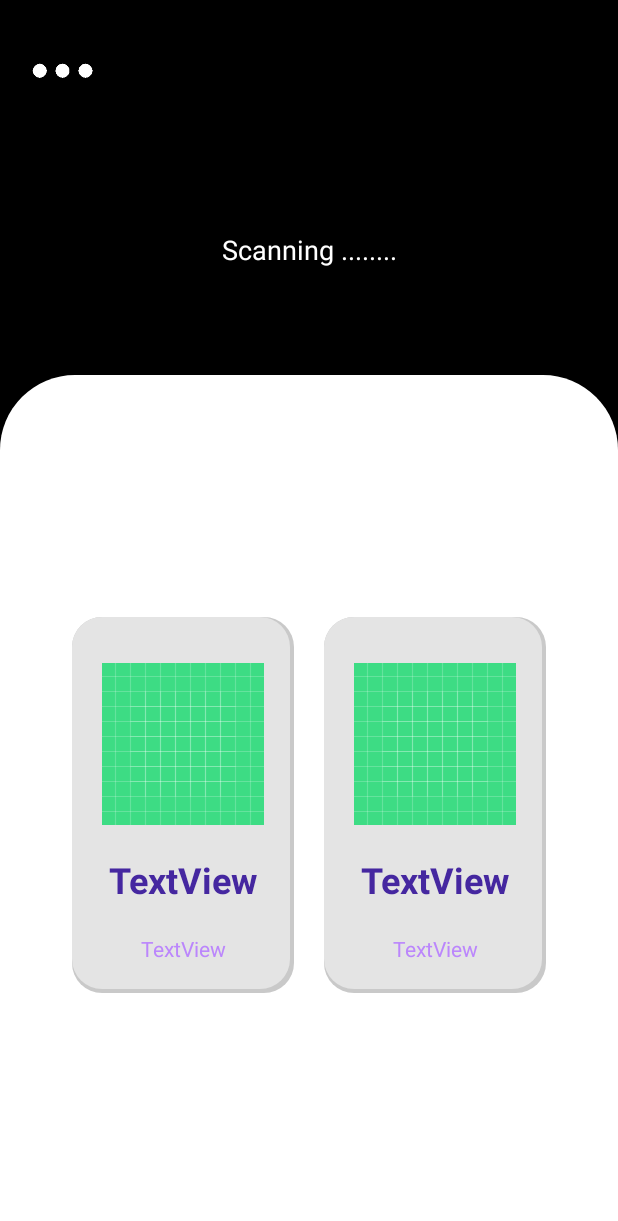
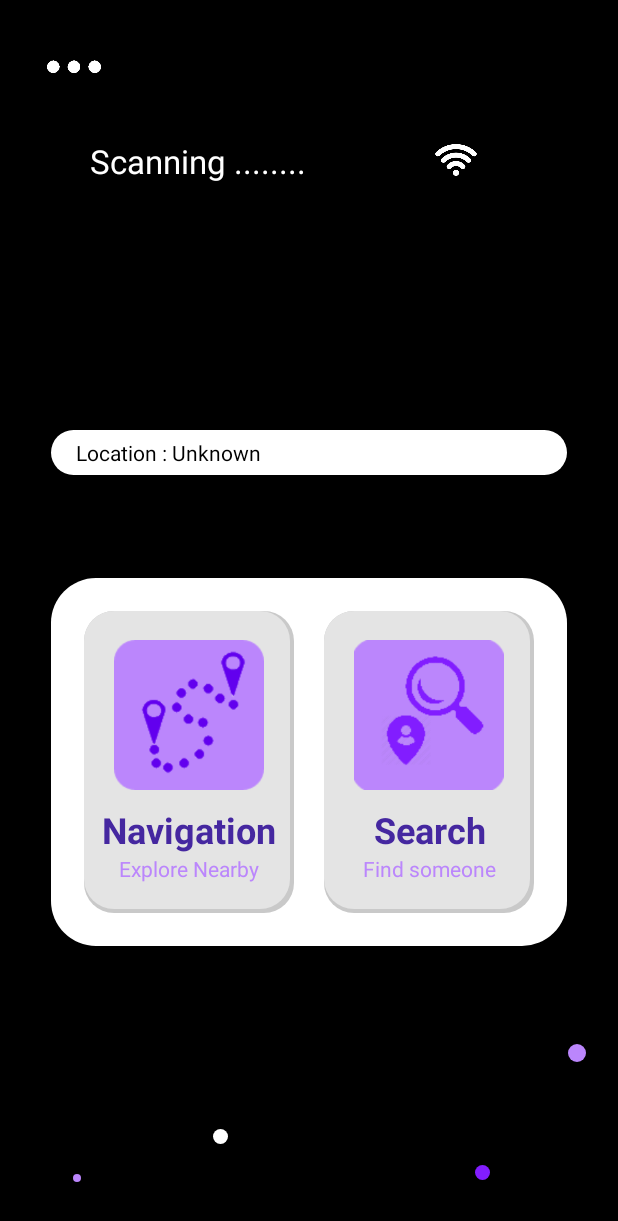
Before and after one commit to Hardik051099/WIPS, an Android app: the User_home screen opened directly, with no data from a screen before it, on a phone screen of 412 x 824 dp. Shown: the top 1221 px of the screen. Run offline under Robolectric (Android 15) with nearby library versions, the phone set to English and light mode, and no system bars.

Commit message:
user_home completed

```diff
--- a/app/src/main/java/com/example/wips/Activities/Login.kt
+++ b/app/src/main/java/com/example/wips/Activities/Login.kt
@@ -19,6 +19,7 @@ import androidx.core.content.ContextCompat
 import com.example.wips.Activities.Admin.Buildings
 import com.example.wips.Activities.Admin.Newbuilding
 import com.example.wips.Activities.User.Search_Place
+import com.example.wips.Activities.User.User_home
 import com.example.wips.R
 import com.google.firebase.auth.FirebaseAuth
 import com.google.firebase.database.DatabaseReference
@@ -89,7 +90,7 @@ class Login : AppCompatActivity() {
         }
 
         dloginuser.setOnClickListener {
-            startActivity(Intent(this@Login, Search_Place::class.java))
+            startActivity(Intent(this@Login, User_home::class.java))
         }
         dloginadmin.setOnClickListener {
             startActivity(Intent(this@Login, Newbuilding::class.java))
--- a/app/src/main/java/com/example/wips/Activities/User/User_home.kt
+++ b/app/src/main/java/com/example/wips/Activities/User/User_home.kt
@@ -1,15 +1,99 @@
 package com.example.wips.Activities.User
 
+import android.annotation.SuppressLint
+import android.graphics.Color
 import androidx.appcompat.app.AppCompatActivity
 import android.os.Bundle
-import android.widget.ImageView
+import android.text.Layout
+import android.util.Log
+import android.view.Gravity
+import android.view.View
+import android.widget.*
+import androidx.core.view.GravityCompat
+import androidx.drawerlayout.widget.DrawerLayout
+import com.example.wips.Activities.Admin.Buildings
+import com.example.wips.Models.Map
 import com.example.wips.R
+import com.example.wips.Utils.Database
+import com.google.android.material.navigation.NavigationView
+import showCustomToast
 
 class User_home : AppCompatActivity() {
 
+    lateinit var card1_img: ImageView
+    lateinit var  card1_title: TextView
+    lateinit var  card1_desc: TextView
+
+    lateinit var card2_img: ImageView
+    lateinit var  card2_title: TextView
+    lateinit var  card2_desc: TextView
+
+    lateinit var database: Database
+
+    lateinit var navimg: ImageView
+    lateinit var navigation_view:NavigationView
+    lateinit var drawer_layout:DrawerLayout
+
+
+    @SuppressLint("WrongConstant")
     override fun onCreate(savedInstanceState: Bundle?) {
         super.onCreate(savedInstanceState)
         setContentView(R.layout.activity_user_home)
 
+        //Following code is for navigation drawer ->
+
+        navimg = findViewById<ImageView>(R.id.navimg)
+        navigation_view = findViewById(R.id.navigation_view)
+        navimg.setOnClickListener {
+            val navDrawer: DrawerLayout = findViewById(R.id.drawerlayout)
+            // If the navigation drawer is not open then open it, if its already open then close it.
+            // If the navigation drawer is not open then open it, if its already open then close it.
+            if (!navDrawer.isDrawerOpen(Gravity.START)) navDrawer.openDrawer(Gravity.START)
+            else navDrawer.closeDrawer(Gravity.END)
+        }
+
+        navigation_view.setNavigationItemSelectedListener{
+            when (it.itemId){
+                R.id.action_changeplace->{}
+                R.id.action_privacy ->{}
+                R.id.action_report ->{}
+                R.id.action_logout ->{
+                    // Multiline action
+                    drawer_layout.setBackgroundColor(Color.RED)
+                }
+
+            }
+            // Close the drawer
+            drawer_layout.closeDrawer(GravityCompat.START)
+            true
+        }
+
+        //Following code is for cards in the activity ->
+
+        val myCard1: View = findViewById(R.id.card1)
+        card1_img = myCard1.findViewById(R.id.card_img) as ImageView
+        card1_title = myCard1.findViewById(R.id.card_head) as TextView
+        card1_desc = myCard1.findViewById(R.id.card_descriptor) as TextView
+        card1_img.setImageResource(R.drawable.cardnav)
+        card1_title.setText("Navigation")
+        card1_desc.setText("Explore Nearby")
+
+        val myCard2: View = findViewById(R.id.card2)
+        card2_img = myCard2.findViewById(R.id.card_img) as ImageView
+        card2_title = myCard2.findViewById(R.id.card_head) as TextView
+        card2_desc = myCard2.findViewById(R.id.card_descriptor) as TextView
+        card2_img.setImageResource(R.drawable.cardfind)
+        card2_title.setText("Search")
+        card2_desc.setText("Find someone")
+
+        database = Database()
+
+        myCard1.setOnClickListener{
+            Toast(this).showCustomToast("Entered Navigation", true, this)
+            database.add_place("Atharva college" , "123")
+            database.add_building("123","Engineering building","0")
+
+        }
+
     }
 }
--- /dev/null
+++ b/app/src/main/java/com/example/wips/Models/Building.java
@@ -0,0 +1,22 @@
+package com.example.wips.Models;
+
+public class Building{
+
+    String building_name ;
+    String buildin_id ;
+    String place_id ;
+
+    public Building(String place_id, String building_name, String buildin_id) {
+        this.place_id = place_id ;
+        this.building_name = building_name;
+        this.buildin_id = buildin_id;
+    }
+
+    public String getPlace_id() { return place_id; }
+    public String getBuilding_name() {
+        return building_name;
+    }
+    public String getBuildin_id() {
+        return buildin_id;
+    }
+}
--- /dev/null
+++ b/app/src/main/java/com/example/wips/Models/Map.java
@@ -0,0 +1,19 @@
+package com.example.wips.Models;
+
+public class Map {
+    String place_name ;
+    String place_id ;
+
+    public Map(String place_name, String place_id) {
+        this.place_name = place_name;
+        this.place_id = place_id;
+    }
+
+    public String getPlace_name() {
+        return place_name;
+    }
+    public String getPlace_id() {
+        return place_id;
+    }
+
+}
--- /dev/null
+++ b/app/src/main/java/com/example/wips/Utils/Database.kt
@@ -0,0 +1,31 @@
+package com.example.wips.Utils
+
+import android.util.Log
+import com.example.wips.Models.Building
+import com.example.wips.Models.Map
+
+lateinit var map: ArrayList<Map>
+lateinit var building: ArrayList<Building>
+
+class Database {
+
+    //Initialization of arraylists
+   init {
+        map = ArrayList<Map>()
+        building = ArrayList<Building>()
+
+   }
+
+    fun add_place(Place_name:String, Place_id: String){
+        map.add(Map(Place_name,Place_id))
+        Log.d("Place",map[0].place_name.toString())
+        Log.d("Place1",map[0].place_id.toString())
+    }
+
+    fun add_building(Place_id: String,Building_name:String,Building_id:String){
+
+        building.add(Building(Place_id,Building_name,Building_id))
+        Log.d("Plac2", building[0].building_name.toString())
+        Log.d("Place3", building[0].buildin_id.toString())
+    }
+}
--- a/app/src/main/res/drawable/background_layout.xml
+++ b/app/src/main/res/drawable/background_layout.xml
@@ -4,8 +4,10 @@
         android:top="2dp"
         android:right="2dp"
         android:bottom="2dp" />
-    <corners android:topLeftRadius="50dp"
-        android:topRightRadius="50dp"/>
+    <corners android:topLeftRadius="30dp"
+        android:topRightRadius="30dp"
+        android:bottomLeftRadius="30dp"
+        android:bottomRightRadius="30dp"/>
 
     <solid android:color="#ffffff" />
 </shape>
--- a/app/src/main/res/layout/activity_user_home.xml
+++ b/app/src/main/res/layout/activity_user_home.xml
@@ -1,143 +1,199 @@
 <?xml version="1.0" encoding="utf-8"?>
-<androidx.constraintlayout.widget.ConstraintLayout xmlns:android="http://schemas.android.com/apk/res/android"
+<androidx.drawerlayout.widget.DrawerLayout xmlns:android="http://schemas.android.com/apk/res/android"
     xmlns:app="http://schemas.android.com/apk/res-auto"
     xmlns:tools="http://schemas.android.com/tools"
     android:layout_width="match_parent"
     android:layout_height="match_parent"
+    android:id="@+id/drawerlayout"
     tools:context=".Activities.User.User_home">
 
-    <androidx.constraintlayout.widget.ConstraintLayout
-        android:id="@+id/primary_layout"
-        android:layout_width="0dp"
-        android:layout_height="250dp"
-        android:background="@color/black"
-        app:layout_constraintBottom_toTopOf="@+id/secondary_layout"
-        app:layout_constraintEnd_toEndOf="parent"
-        app:layout_constraintHorizontal_bias="0.5"
-        app:layout_constraintStart_toStartOf="parent"
-        app:layout_constraintTop_toTopOf="parent">
 
-        <ImageView
-            android:id="@+id/imageView11"
-            android:layout_width="50dp"
-            android:layout_height="70dp"
-            app:layout_constraintBottom_toBottomOf="parent"
-            app:layout_constraintEnd_toEndOf="parent"
-            app:layout_constraintHorizontal_bias="0.044"
-            app:layout_constraintStart_toStartOf="parent"
-            app:layout_constraintTop_toTopOf="parent"
-            app:layout_constraintVertical_bias="0.069"
-            app:srcCompat="@drawable/more" />
-
-        <TextView
-            android:id="@+id/Location"
-            android:layout_width="wrap_content"
-            android:layout_height="wrap_content"
-            android:text="Scanning ........"
-            android:textAppearance="@style/TextAppearance.AppCompat.Medium"
-            android:textColor="#FFFFFF"
-            app:layout_constraintBottom_toBottomOf="parent"
-            app:layout_constraintEnd_toEndOf="parent"
-            app:layout_constraintHorizontal_bias="0.5"
-            app:layout_constraintStart_toStartOf="parent"
-            app:layout_constraintTop_toBottomOf="@+id/imageView11" />
-    </androidx.constraintlayout.widget.ConstraintLayout>
 
     <androidx.constraintlayout.widget.ConstraintLayout
         android:id="@+id/secondary_layout"
         android:layout_width="0dp"
         android:layout_height="0dp"
         android:background="@color/black"
-        app:layout_constraintBottom_toBottomOf="parent"
+        app:layout_constraintBottom_toBottomOf="@id/drawerlayout"
         app:layout_constraintEnd_toEndOf="parent"
-        app:layout_constraintHorizontal_bias="0.5"
+        app:layout_constraintHorizontal_bias="0.0"
         app:layout_constraintStart_toStartOf="parent"
         app:layout_constraintTop_toBottomOf="@+id/primary_layout">
 
-    <!--    <androidx.constraintlayout.widget.ConstraintLayout
-            android:id="@+id/sec_constraint"
-            android:layout_width="match_parent"
-            android:layout_height="match_parent"
-            android:background="@drawable/background_layout"
-            app:layout_constraintBottom_toBottomOf="parent"
-            app:layout_constraintEnd_toEndOf="parent"
-            app:layout_constraintStart_toStartOf="parent"
-            app:layout_constraintTop_toTopOf="parent">
+
 
         <androidx.constraintlayout.widget.ConstraintLayout
-                android:id="@+id/card"
-                android:layout_width="wrap_content"
-                android:layout_height="wrap_content"
-                android:background="@drawable/card_background"
-                android:orientation="vertical"
-                app:layout_constraintBottom_toBottomOf="parent"
-                app:layout_constraintStart_toStartOf="parent"
-                app:layout_constraintTop_toTopOf="parent"
-                app:layout_constraintVertical_bias="0.501">
-
-                <ImageView
-                    android:id="@+id/imageView15"
             android:layout_width="0dp"
             android:layout_height="wrap_content"
-                    android:layout_marginStart="10dp"
-                    android:layout_marginEnd="10dp"
-                    app:layout_constraintBottom_toBottomOf="parent"
-                    app:layout_constraintEnd_toEndOf="parent"
-                    app:layout_constraintStart_toStartOf="parent"
-                    app:layout_constraintTop_toTopOf="parent"
-                    app:layout_constraintVertical_bias="0.0"
-                    app:srcCompat="@drawable/cardnav" />
+            android:layout_marginBottom="15dp"
+            android:background="@drawable/background_layout"
+            android:padding="5dp"
+            app:layout_constraintBottom_toTopOf="@+id/linearLayout"
+            app:layout_constraintEnd_toEndOf="@+id/linearLayout"
+            app:layout_constraintHorizontal_bias="0.0"
+            app:layout_constraintStart_toStartOf="@+id/linearLayout"
+            app:layout_constraintTop_toBottomOf="@+id/header"
+            app:layout_constraintVertical_bias="0.756">
 
             <TextView
                 android:id="@+id/textView3"
                 android:layout_width="wrap_content"
                 android:layout_height="wrap_content"
-                    android:layout_margin="10dp"
-                    android:text="Navigation"
-                    android:textColor="#4527A0"
-                    android:textSize="24sp"
-                    android:textStyle="bold"
+                android:text="Location : Unknown"
+                android:textAppearance="@style/TextAppearance.AppCompat.Body1"
+                android:textColor="#000000"
+                app:layout_constraintBottom_toBottomOf="parent"
+                app:layout_constraintEnd_toEndOf="parent"
+                app:layout_constraintHorizontal_bias="0.055"
+                app:layout_constraintStart_toStartOf="parent"
+                app:layout_constraintTop_toTopOf="parent"
+                app:layout_constraintVertical_bias="0.17" />
+        </androidx.constraintlayout.widget.ConstraintLayout>
+
+        <LinearLayout
+            android:id="@+id/linearLayout"
+            android:layout_width="wrap_content"
+            android:layout_height="wrap_content"
+            android:background="@drawable/background_layout"
+            android:gravity="center"
+            android:orientation="horizontal"
             app:layout_constraintBottom_toBottomOf="parent"
             app:layout_constraintEnd_toEndOf="parent"
             app:layout_constraintStart_toStartOf="parent"
-                    app:layout_constraintTop_toBottomOf="@+id/imageView15"
+            app:layout_constraintTop_toTopOf="parent"
+            app:layout_constraintVertical_bias="0.666">
+
+            <include
+                android:id="@+id/card1"
+                layout="@layout/card"
+                android:layout_width="wrap_content"
+                android:layout_height="wrap_content"
+                android:layout_marginStart="20dp"
+                android:layout_marginTop="20dp"
+                android:layout_marginEnd="10dp"
+                android:layout_marginBottom="20dp" />
+
+            <include
+                android:id="@+id/card2"
+                layout="@layout/card"
+                android:layout_width="wrap_content"
+                android:layout_height="wrap_content"
+                android:layout_marginStart="10dp"
+                android:layout_marginTop="20dp"
+                android:layout_marginEnd="20dp"
+                android:layout_marginBottom="20dp" />
+
+        </LinearLayout>
+
+        <ImageView
+            android:id="@+id/imageView20"
+            android:layout_width="5dp"
+            android:layout_height="5dp"
+            app:layout_constraintBottom_toBottomOf="parent"
+            app:layout_constraintEnd_toEndOf="parent"
+            app:layout_constraintHorizontal_bias="0.12"
+            app:layout_constraintStart_toStartOf="parent"
+            app:layout_constraintTop_toBottomOf="@+id/linearLayout"
+            app:layout_constraintVertical_bias="0.808"
+            app:srcCompat="@drawable/ltpurp_circle" />
+
+        <ImageView
+            android:id="@+id/imageView21"
+            android:layout_width="12dp"
+            android:layout_height="12dp"
+            app:layout_constraintBottom_toBottomOf="parent"
+            app:layout_constraintEnd_toEndOf="parent"
+            app:layout_constraintHorizontal_bias="0.947"
+            app:layout_constraintStart_toStartOf="parent"
+            app:layout_constraintTop_toBottomOf="@+id/linearLayout"
+            app:layout_constraintVertical_bias="0.36"
+            app:srcCompat="@drawable/ltpurp_circle" />
+
+        <ImageView
+            android:id="@+id/imageView22"
+            android:layout_width="10dp"
+            android:layout_height="10dp"
+            app:layout_constraintBottom_toBottomOf="parent"
+            app:layout_constraintEnd_toEndOf="parent"
+            app:layout_constraintHorizontal_bias="0.788"
+            app:layout_constraintStart_toStartOf="parent"
+            app:layout_constraintTop_toBottomOf="@+id/linearLayout"
+            app:layout_constraintVertical_bias="0.797"
+            app:srcCompat="@drawable/purple_circle" />
+
+        <ImageView
+            android:id="@+id/imageView23"
+            android:layout_width="10dp"
+            android:layout_height="10dp"
+            app:layout_constraintBottom_toBottomOf="parent"
+            app:layout_constraintEnd_toEndOf="parent"
+            app:layout_constraintHorizontal_bias="0.354"
+            app:layout_constraintStart_toStartOf="parent"
+            app:layout_constraintTop_toBottomOf="@+id/linearLayout"
+            app:layout_constraintVertical_bias="0.666"
+            app:srcCompat="@drawable/white_circle" />
+
+        <ImageView
+            android:id="@+id/navimg"
+            android:layout_width="45dp"
+            android:layout_height="50dp"
+            android:layout_marginStart="10dp"
+            android:layout_marginTop="20dp"
+            app:layout_constraintEnd_toEndOf="parent"
+            app:layout_constraintHorizontal_bias="0.044"
+            app:layout_constraintStart_toStartOf="parent"
+            app:layout_constraintTop_toTopOf="parent"
+            app:srcCompat="@drawable/more" />
+
+        <androidx.constraintlayout.widget.ConstraintLayout
+            android:id="@+id/header"
+            android:layout_width="0dp"
+            android:layout_height="wrap_content"
+            app:layout_constraintBottom_toBottomOf="parent"
+            app:layout_constraintEnd_toEndOf="parent"
+            app:layout_constraintHorizontal_bias="1.0"
+            app:layout_constraintStart_toStartOf="parent"
+            app:layout_constraintTop_toBottomOf="@+id/navimg"
+            app:layout_constraintVertical_bias="0.031">
+
+            <TextView
+                android:id="@+id/Location"
+                android:layout_width="wrap_content"
+                android:layout_height="wrap_content"
+                android:layout_marginStart="8dp"
+                android:text="Scanning ........"
+                android:textAppearance="@style/TextAppearance.AppCompat.Large"
+                android:textColor="#FFFFFF"
+                app:layout_constraintBottom_toBottomOf="parent"
+                app:layout_constraintEnd_toEndOf="parent"
+                app:layout_constraintHorizontal_bias="0.201"
+                app:layout_constraintStart_toStartOf="parent"
+                app:layout_constraintTop_toTopOf="parent"
                 app:layout_constraintVertical_bias="0.0" />
 
-                <TextView
-                    android:id="@+id/textView4"
-                    android:layout_width="match_parent"
-                    android:layout_height="wrap_content"
-                    android:layout_margin="10dp"
-                    android:gravity="center"
-                    android:text="Explore nearby"
-                    android:textColor="@color/purple_500"
+            <ImageView
+                android:id="@+id/imageView13"
+                android:layout_width="wrap_content"
+                android:layout_height="0dp"
+                android:layout_marginEnd="8dp"
                 app:layout_constraintBottom_toBottomOf="parent"
                 app:layout_constraintEnd_toEndOf="parent"
                 app:layout_constraintHorizontal_bias="0.5"
-                    app:layout_constraintStart_toStartOf="parent"
-                    app:layout_constraintTop_toBottomOf="@+id/textView3" />
+                app:layout_constraintStart_toEndOf="@+id/Location"
+                app:layout_constraintTop_toTopOf="parent"
+                app:layout_constraintVertical_bias="0.0"
+                app:srcCompat="@drawable/wifiicon" />
+        </androidx.constraintlayout.widget.ConstraintLayout>
     </androidx.constraintlayout.widget.ConstraintLayout>
 
-        </androidx.constraintlayout.widget.ConstraintLayout> -->
-        <LinearLayout
+        <com.google.android.material.navigation.NavigationView
+            android:id="@+id/navigation_view"
             android:layout_width="match_parent"
             android:layout_height="match_parent"
-            android:background="@drawable/background_layout"
-            android:gravity="center"
-            android:orientation="horizontal">
+            android:background="@color/Gray"
+            android:layout_gravity="start"
+            app:itemTextAppearance="@style/TextAppearance.AppCompat.Medium"
+            app:itemTextColor="@color/white"
+            app:menu="@menu/drawer_items" />
 
-            <include layout="@layout/card"
-                android:layout_width="wrap_content"
-                android:layout_height="wrap_content"
-                android:layout_marginEnd="10dp"
-                android:id="@+id/card1" />
-
-            <include layout="@layout/card"
-                android:layout_height="wrap_content"
-                android:layout_width="wrap_content"
-                android:layout_marginStart="10dp"
-                android:id="@+id/card2"/>
-
-        </LinearLayout>
-    </androidx.constraintlayout.widget.ConstraintLayout>
-</androidx.constraintlayout.widget.ConstraintLayout>
+</androidx.drawerlayout.widget.DrawerLayout>
--- a/app/src/main/res/layout/card.xml
+++ b/app/src/main/res/layout/card.xml
@@ -3,16 +3,18 @@
     xmlns:app="http://schemas.android.com/apk/res-auto"
     xmlns:tools="http://schemas.android.com/tools"
     android:id="@+id/card"
-    android:layout_width="wrap_content"
-    android:layout_height="wrap_content"
+    android:layout_width="150sp"
+    android:layout_height="300sp"
     android:background="@drawable/card_background">
 
 
     <ImageView
         android:id="@+id/card_img"
-        android:layout_width="wrap_content"
-        android:layout_height="wrap_content"
-        android:layout_margin="20dp"
+        android:layout_width="100dp"
+        android:layout_height="100dp"
+        android:layout_marginStart="20dp"
+        android:layout_marginTop="10dp"
+        android:layout_marginEnd="20dp"
         app:layout_constraintBottom_toBottomOf="parent"
         app:layout_constraintEnd_toEndOf="parent"
         app:layout_constraintHorizontal_bias="0.498"
@@ -25,7 +27,7 @@
         android:id="@+id/card_head"
         android:layout_width="wrap_content"
         android:layout_height="wrap_content"
-        android:layout_margin="20dp"
+        android:layout_margin="10dp"
         android:text="TextView"
         android:textColor="#4527A0"
         android:textSize="24sp"
@@ -41,7 +43,9 @@
         android:id="@+id/card_descriptor"
         android:layout_width="wrap_content"
         android:layout_height="wrap_content"
-        android:layout_margin="20dp"
+        android:layout_marginStart="10dp"
+        android:layout_marginEnd="10dp"
+        android:layout_marginBottom="20dp"
         android:text="TextView"
         android:textColor="@color/purple_200"
         android:textSize="14sp"
--- /dev/null
+++ b/app/src/main/res/menu/drawer_items.xml
@@ -0,0 +1,16 @@
+<?xml version="1.0" encoding="utf-8"?>
+<menu xmlns:android="http://schemas.android.com/apk/res/android">
+
+    <item
+        android:id="@+id/action_changeplace"
+        android:title="Change place" />
+    <item
+        android:id="@+id/action_privacy"
+        android:title="Privacy" />
+    <item
+        android:id="@+id/action_report"
+        android:title="Report issue" />
+    <item
+        android:id="@+id/action_logout"
+        android:title="Logout" />
+</menu>
--- a/app/src/main/res/values/colors.xml
+++ b/app/src/main/res/values/colors.xml
@@ -7,4 +7,5 @@
     <color name="teal_700">#FF018786</color>
     <color name="black">#FF000000</color>
     <color name="white">#FFFFFFFF</color>
+    <color name="Gray">#696969</color>
 </resources>
--- a/app/src/main/res/values/strings.xml
+++ b/app/src/main/res/values/strings.xml
@@ -1,4 +1,5 @@
 <resources>
     <string name="app_name">WIPS</string>
     <string name="Forgot_pwd"><u>Forgot Username/Password</u></string>
+    <string name="card2_desc">Request for others location</string>
 </resources>
```
Also changed, not shown: app/src/main/res/drawable-v24/cardfind.png (added). Lines whose indentation alone changed are shown as unchanged.
